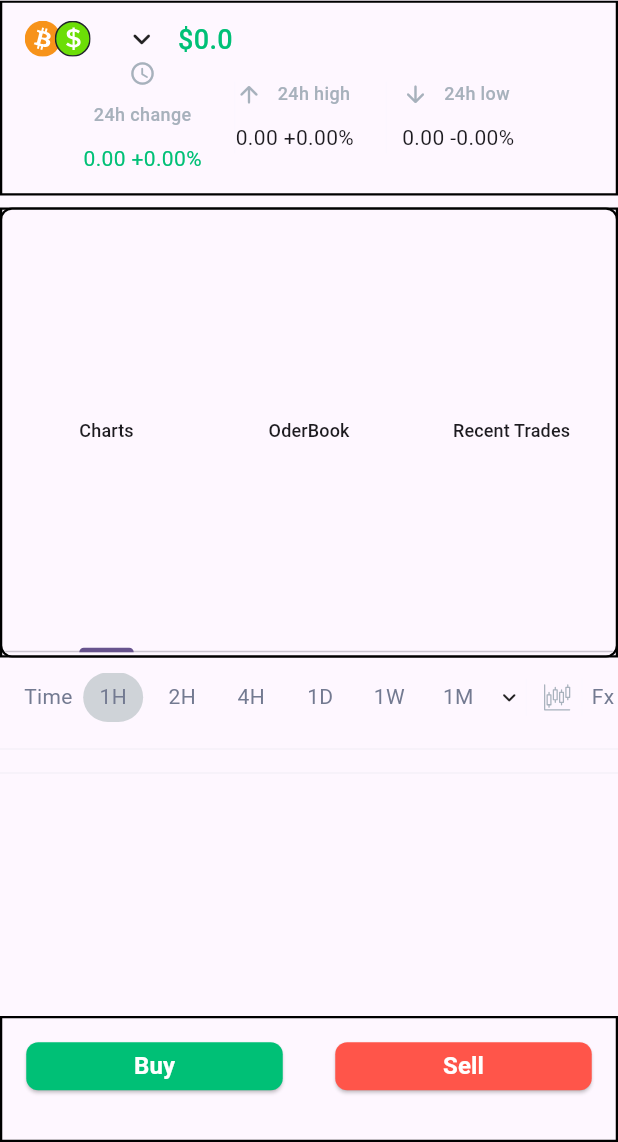
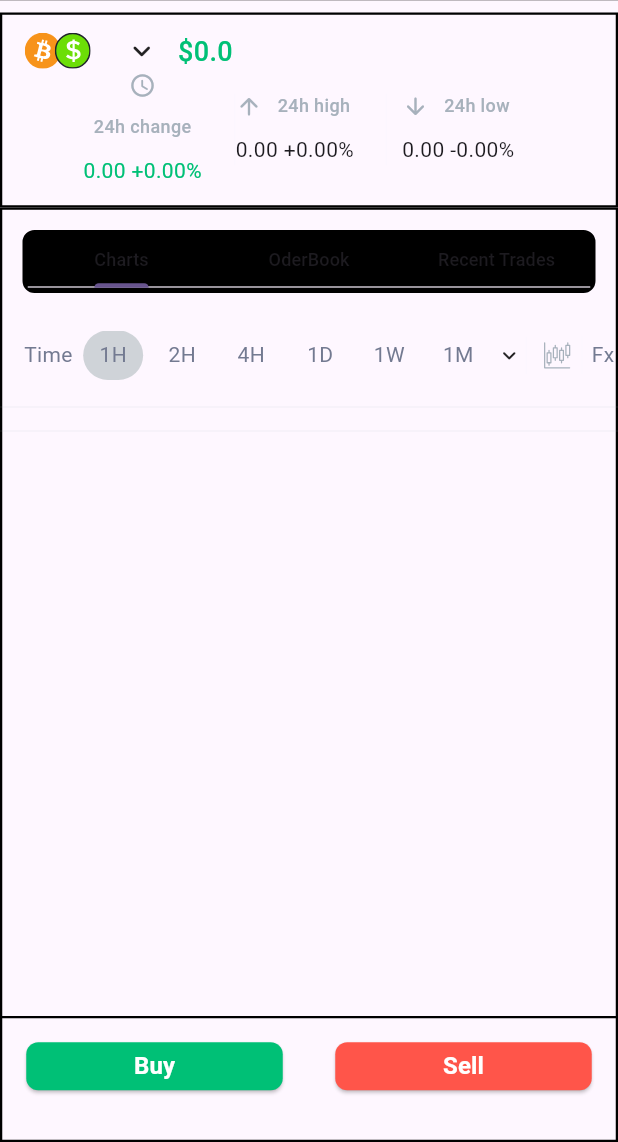
Before and after one commit to france00mf/my_cripto, a Flutter app: the screen it shows after launch, on a phone screen of 412 x 824 dp, the part 94-1236 px from its top. Run offline on Flutter 3.47's test engine with Material 3 defaults, Android fonts, the light colour scheme and no system bars; our stand-ins replace dio, flutter_riverpod, flutter_svg, freezed_annotation; missing offline and left inert: candlesticks; network calls fail; Roboto replaces fonts that are missing (Satoshi).

Commit message:
minors change

```diff
--- a/lib/presentation/views/home/components/bottom_sheet_section.dart
+++ b/lib/presentation/views/home/components/bottom_sheet_section.dart
@@ -59,8 +59,8 @@ void displayBottomSheet(
     backgroundColor:        context.isDarkMode ? const Color(0xff20252B) : AppColors.white,
     barrierColor: Colors.black.withOpacity(0.5),
     builder: (BuildContext buildContext) {
-      // return const TradeBottomSheet();
-      throw UnimplementedError();
+      return const TradeBottomSheet();
+
     },
   );
 }
--- a/lib/presentation/views/home/home_view.dart
+++ b/lib/presentation/views/home/home_view.dart
@@ -186,30 +186,28 @@ class _HomeViewState extends ConsumerState<HomeView> with TickerProviderStateMix
         child: SingleChildScrollView(
           child: Column(
             children: [
+              Gap.h8,
               const PriceChangeSection(),
-
-              Gap.h8,
-
-
-
-
               DecoratedBox(
-                 decoration: BoxDecoration(
-                  color: Theme.of(context).cardColor,
-                  border: Border.all(
-                    color: Theme.of(context).shadowColor,
-                    width: 1.5
-                  )
-                 ),
-                child: Container(
-                  height: 300,
                decoration: BoxDecoration(
                   color: Theme.of(context).cardColor,
                   border: Border.all(
                     color: Theme.of(context).shadowColor,
                     width: 1.5,
                   ),
-                    borderRadius: BorderRadius.circular(8)
+                ),
+                child: Column(
+                  children: [
+                    Container(
+                        height: 42,
+                          margin: const EdgeInsets.all(15),
+                                   decoration: BoxDecoration(
+                        color: Theme.of(context).shadowColor,
+                        borderRadius: BorderRadius.circular(8),
+                        border: Border.all(
+                          color: Theme.of(context).shadowColor,
+                          width: 1.5,
+                        ),
                       ),
                       child: TabBar(
                         controller: _tabController,
@@ -238,7 +236,7 @@ class _HomeViewState extends ConsumerState<HomeView> with TickerProviderStateMix
                         ],
                       ),
                     ),
-              ),
+
 
                    SizedBox(
                       height: 550,
@@ -258,6 +256,10 @@ class _HomeViewState extends ConsumerState<HomeView> with TickerProviderStateMix
                         ],
                       ),
                     ),
+                  ],
+                ),
+              ),
+
 
                   Gap.h30,
 
```
Also changed, not shown: lib/widgets/trade_buttom_sheet.dart (added, +16 -0 lines), lib/presentation/views/home/components/trade_buttom_sheet.dart (added). Lines whose indentation alone changed are shown as unchanged.
